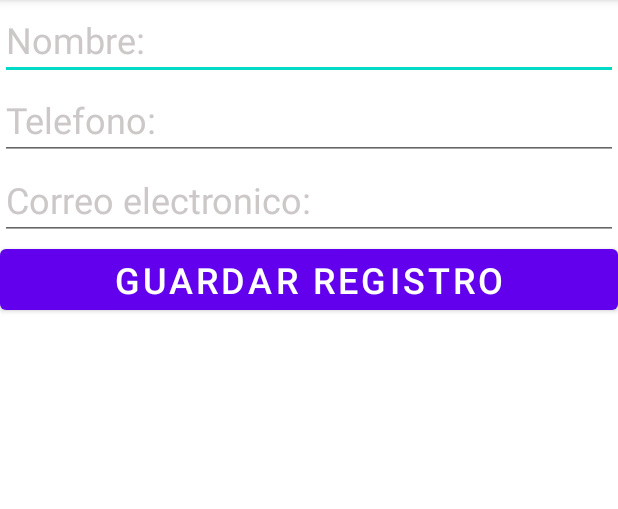
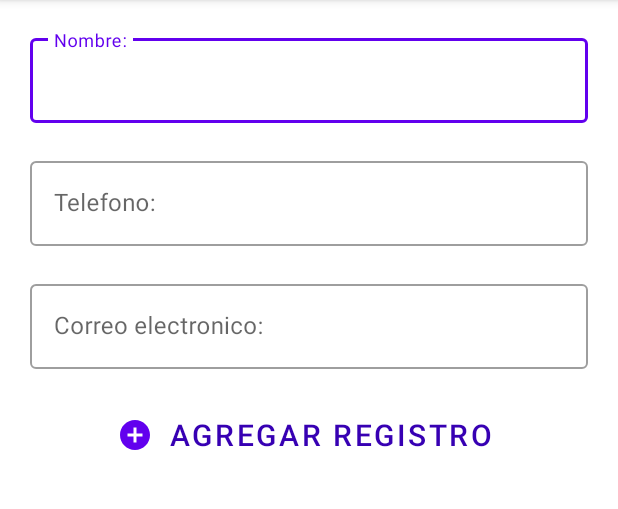
Before and after one commit to elvisrg/App_Final, an Android app: the NuevoActivity screen opened directly, with no data from a screen before it, on a phone screen of 412 x 824 dp, the part 84-593 px from its top. Run offline under Robolectric (Android 15) with nearby library versions, the phone set to English and light mode, and no system bars.

Commit message:
add new styles in views

```diff
--- a/app/build.gradle
+++ b/app/build.gradle
@@ -34,6 +34,7 @@ dependencies {
     implementation 'androidx.constraintlayout:constraintlayout:2.1.4'
     testImplementation 'junit:junit:4.13.2'
     implementation 'pl.droidsonroids.gif:android-gif-drawable:1.2.17'
+    implementation 'com.google.android.material:material:1.4.0'
     androidTestImplementation 'androidx.test.ext:junit:1.1.5'
     androidTestImplementation 'androidx.test.espresso:espresso-core:3.5.1'
 }
--- a/app/src/main/java/AppFinal/elvis/app_final/VerActivity.java
+++ b/app/src/main/java/AppFinal/elvis/app_final/VerActivity.java
@@ -10,6 +10,7 @@ import android.text.InputType;
 import android.view.View;
 import android.widget.Button;
 import android.widget.EditText;
+import android.widget.TextView;
 
 import com.google.android.material.floatingactionbutton.FloatingActionButton;
 
@@ -18,7 +19,7 @@ import AppFinal.elvis.app_final.entidades.Contactos;
 
 public class VerActivity extends AppCompatActivity {
 
-    EditText txtNombre, txtTelefono, txtCorreo;
+    TextView txtNombre, txtTelefono, txtCorreo;
     Button btnGuarda;
     FloatingActionButton fabEditar, fabEliminar;
 
@@ -98,10 +99,9 @@ public class VerActivity extends AppCompatActivity {
             }
         });
     }
-
-
     private void lista(){
         Intent intent = new Intent(this, MainActivity.class);
         startActivity(intent);
     }
+
 }
--- /dev/null
+++ b/app/src/main/res/drawable/circle_shape.xml
@@ -0,0 +1,4 @@
+<?xml version="1.0" encoding="utf-8"?>
+<shape xmlns:android="http://schemas.android.com/apk/res/android" android:shape="oval">
+    <solid android:color="@color/purple_700"/>
+</shape>
--- a/app/src/main/res/layout/activity_nuevo.xml
+++ b/app/src/main/res/layout/activity_nuevo.xml
@@ -3,48 +3,79 @@
     xmlns:tools="http://schemas.android.com/tools"
     android:layout_width="match_parent"
     android:layout_height="match_parent"
+    xmlns:app="http://schemas.android.com/apk/res-auto"
     android:orientation="vertical"
     tools:context=".NuevoActivity">
 
 
-    <EditText
-        android:id="@+id/txtNombre"
-        android:labelFor="@id/txtNombre"
+    <com.google.android.material.textfield.TextInputLayout
         android:layout_width="match_parent"
         android:layout_height="wrap_content"
-        android:ems="10"
         android:hint="@string/hint_nombre"
-        android:inputType="textPersonName"
-        android:textColorHint="#CCC8C8"
-        android:textSize="24sp" />
+        android:layout_marginHorizontal="20dp"
+        android:layout_marginTop="20dp"
+        app:endIconMode="clear_text"
+        style="@style/Widget.MaterialComponents.TextInputLayout.OutlinedBox"
+        >
+        <com.google.android.material.textfield.TextInputEditText
+            android:id="@+id/txtNombre"
+            android:layout_width="match_parent"
+            android:layout_height="wrap_content"
+            android:inputType="textPersonName"
+            >
+
+        </com.google.android.material.textfield.TextInputEditText>
+    </com.google.android.material.textfield.TextInputLayout>
 
 
-    <EditText
-        android:id="@+id/txtTelefono"
+    <com.google.android.material.textfield.TextInputLayout
         android:layout_width="match_parent"
         android:layout_height="wrap_content"
-        android:ems="10"
         android:hint="@string/hint_telefono"
-        android:labelFor="@string/hint_correo_electronico"
-        android:inputType="phone"
-        android:textColorHint="#CCC8C8"
-        android:textSize="24sp" />
+        android:layout_marginHorizontal="20dp"
+        android:layout_marginTop="20dp"
+        app:endIconMode="clear_text"
+        style="@style/Widget.MaterialComponents.TextInputLayout.OutlinedBox"
+        >
+        <com.google.android.material.textfield.TextInputEditText
+            android:id="@+id/txtTelefono"
+            android:layout_width="match_parent"
+            android:layout_height="wrap_content"
+            android:inputType="phone"
+            >
 
-    <EditText
-        android:id="@+id/txtCorreoElectronico"
+        </com.google.android.material.textfield.TextInputEditText>
+    </com.google.android.material.textfield.TextInputLayout>
+
+    <com.google.android.material.textfield.TextInputLayout
         android:layout_width="match_parent"
         android:layout_height="wrap_content"
-        android:ems="10"
         android:hint="@string/hint_correo_electronico"
-        android:labelFor="@string/hint_correo_electronico"
-        android:inputType="textEmailAddress"
-        android:textColorHint="#CCC8C8"
-        android:textSize="24sp" />
+        android:layout_marginHorizontal="20dp"
+        android:layout_marginTop="20dp"
+        app:endIconMode="clear_text"
+        style="@style/Widget.MaterialComponents.TextInputLayout.OutlinedBox"
+        >
+        <com.google.android.material.textfield.TextInputEditText
+            android:id="@+id/txtCorreoElectronico"
+            android:layout_width="match_parent"
+            android:layout_height="wrap_content"
+            android:inputType="textEmailAddress"
+            >
+        </com.google.android.material.textfield.TextInputEditText>
+    </com.google.android.material.textfield.TextInputLayout>
 
-    <Button
+    <com.google.android.material.button.MaterialButton
         android:id="@+id/btnGuarda"
+        style="@style/Widget.MaterialComponents.Button.TextButton.Icon"
+        app:icon="@drawable/icon_add"
         android:layout_width="match_parent"
         android:layout_height="wrap_content"
+        android:textAlignment="center"
+        android:backgroundTint="@color/white"
+        android:textColor="@color/purple_700"
+        android:layout_marginHorizontal="70dp"
+        android:layout_marginTop="20dp"
         android:text="@string/btn_guarda"
-        android:textSize="24sp" />
+        android:textSize="20sp" />
 </LinearLayout>
--- a/app/src/main/res/layout/activity_ver.xml
+++ b/app/src/main/res/layout/activity_ver.xml
@@ -14,7 +14,7 @@
         android:layout_height="wrap_content"
         android:text="@string/hint_nombre" />
 
-    <EditText
+    <TextView
         android:id="@+id/txtNombre"
         android:layout_width="match_parent"
         android:layout_height="wrap_content"
@@ -31,7 +31,7 @@
         android:text="@string/hint_telefono" />
 
 
-    <EditText
+    <TextView
         android:id="@+id/txtTelefono"
         android:layout_width="match_parent"
         android:layout_height="wrap_content"
@@ -47,7 +47,7 @@
         android:layout_height="wrap_content"
         android:text="@string/hint_correo_electronico" />
 
-    <EditText
+    <TextView
         android:id="@+id/txtCorreoElectronico"
         android:layout_width="match_parent"
         android:layout_height="wrap_content"
--- a/app/src/main/res/values/strings.xml
+++ b/app/src/main/res/values/strings.xml
@@ -4,7 +4,7 @@
     <string name="hint_nombre">Nombre:</string>
     <string name="hint_telefono">Telefono:</string>
     <string name="hint_correo_electronico">Correo electronico:</string>
-    <string name="btn_guarda">Guardar registro</string>
+    <string name="btn_guarda">Agregar registro</string>
     <string name="menu_nuevo">Nuevo registro</string>
-    <string name="fab_string_add">Floating</string>
+    <string name="title_main_list">Listado pacientes</string>
 </resources>
```
Also changed, not shown: app/src/main/java/AppFinal/elvis/app_final/NuevoActivity.java (+36 -8 lines), app/src/main/res/layout/activity_main.xml (+9 -1 lines), app/src/main/res/layout/lista_item_contacto.xml (+28 -12 lines).
